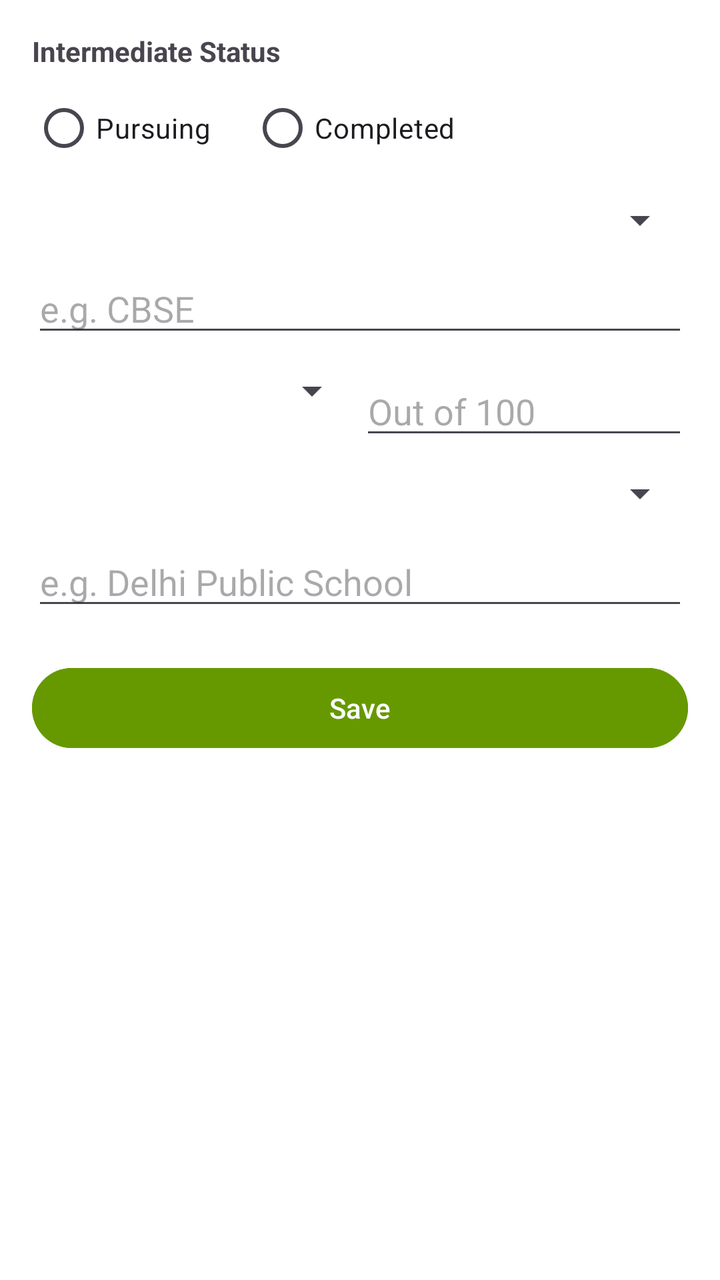
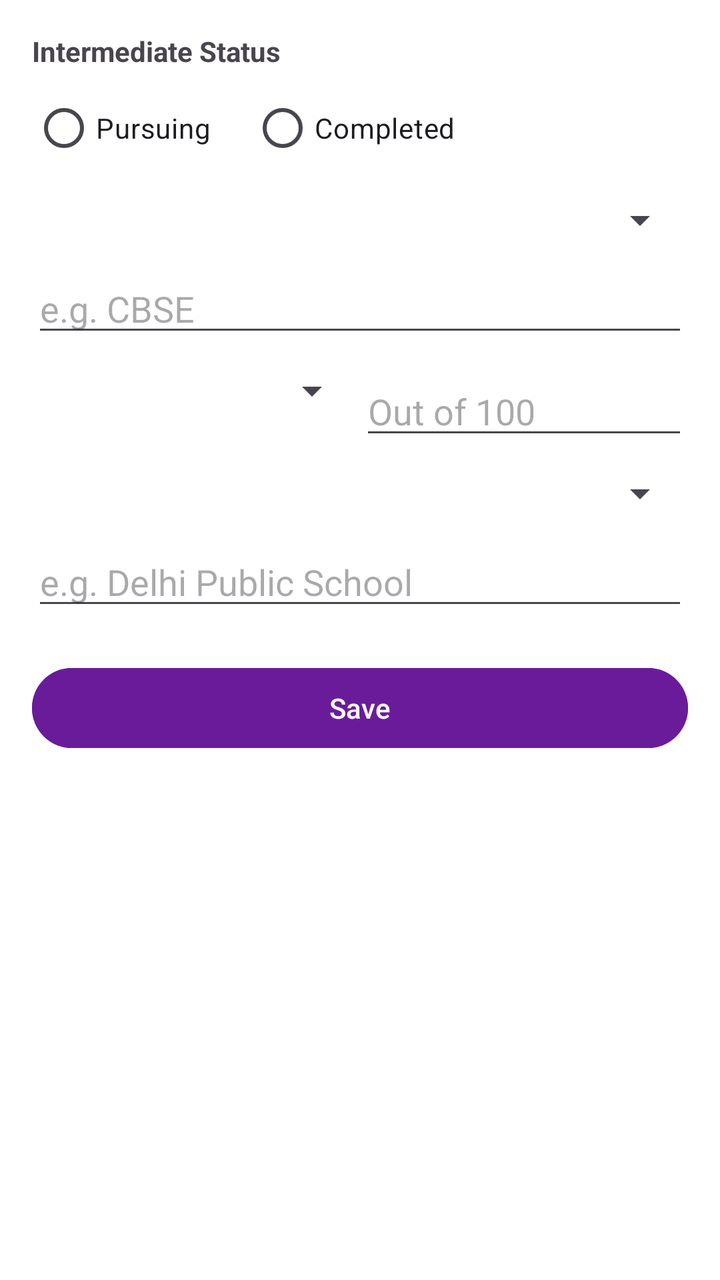

Screens rendered from an Android XML layout before and after an edit, with the pre-edit source and the edit as a unified diff.
<!-- AndroidManifest.xml: application theme Theme.HireBridge -->
<!-- res/layout/fragment_senior_secondary.xml -->
<?xml version="1.0" encoding="utf-8"?>
<ScrollView xmlns:android="http://schemas.android.com/apk/res/android"
    android:layout_width="match_parent"
    android:layout_height="match_parent"
    android:padding="16dp"
    android:background="#FFFFFF">

    <LinearLayout
        android:layout_width="match_parent"
        android:layout_height="wrap_content"
        android:orientation="vertical">

        
        <TextView
            android:layout_width="wrap_content"
            android:layout_height="wrap_content"
            android:text="Intermediate Status"
            android:textStyle="bold"
            android:layout_marginBottom="5dp" />

        <RadioGroup
            android:id="@+id/rgStatus"
            android:layout_width="match_parent"
            android:layout_height="wrap_content"
            android:orientation="horizontal">

            <RadioButton
                android:id="@+id/rbPursuing"
                android:layout_width="wrap_content"
                android:layout_height="wrap_content"
                android:text="Pursuing" />

            <RadioButton
                android:id="@+id/rbCompleted"
                android:layout_width="wrap_content"
                android:layout_height="wrap_content"
                android:text="Completed"
                android:layout_marginStart="20dp" />
        </RadioGroup>

        
        <Spinner
            android:id="@+id/spinnerYear"
            android:layout_width="match_parent"
            android:layout_height="wrap_content"
            android:layout_marginTop="10dp" />

        
        <EditText
            android:id="@+id/etBoard"
            android:layout_width="match_parent"
            android:layout_height="wrap_content"
            android:hint="e.g. CBSE"
            android:layout_marginTop="10dp" />

        
        <LinearLayout
            android:layout_width="match_parent"
            android:layout_height="wrap_content"
            android:orientation="horizontal"
            android:weightSum="2"
            android:layout_marginTop="10dp">

            <Spinner
                android:id="@+id/spinnerPerformanceType"
                android:layout_width="0dp"
                android:layout_height="wrap_content"
                android:layout_weight="1" />

            <EditText
                android:id="@+id/etPerformanceScore"
                android:layout_width="0dp"
                android:layout_height="wrap_content"
                android:layout_weight="1"
                android:hint="Out of 100"
                android:inputType="number" />
        </LinearLayout>

        
        <Spinner
            android:id="@+id/spinnerStream"
            android:layout_width="match_parent"
            android:layout_height="wrap_content"
            android:layout_marginTop="10dp" />

        
        <EditText
            android:id="@+id/etSchool"
            android:layout_width="match_parent"
            android:layout_height="wrap_content"
            android:hint="e.g. Delhi Public School"
            android:layout_marginTop="10dp" />

        
        <Button
            android:id="@+id/btnSaveSeniorSecondary"
            android:layout_width="match_parent"
            android:layout_height="wrap_content"
            android:text="Save"
            android:backgroundTint="@android:color/holo_green_dark"
            android:textColor="#FFFFFF"
            android:layout_marginTop="20dp" />

    </LinearLayout>
</ScrollView>
<!-- resources referenced by this layout -->
<resources>
  <style name="Theme.HireBridge" parent="Base.Theme.HireBridge" />
  <style name="Base.Theme.HireBridge" parent="Theme.Material3.DayNight.NoActionBar">
          
          
      </style>
</resources>

<!-- the commit's change to res/layout/fragment_senior_secondary.xml (unified diff, before → after) -->
@@ -97,8 +97,8 @@
             android:layout_width="match_parent"
             android:layout_height="wrap_content"
             android:text="Save"
-            android:backgroundTint="@android:color/holo_green_dark"
-            android:textColor="#FFFFFF"
+            android:backgroundTint="#6A1B9A"
+            android:textColor="@android:color/white"
             android:layout_marginTop="20dp" />
 
     </LinearLayout>
